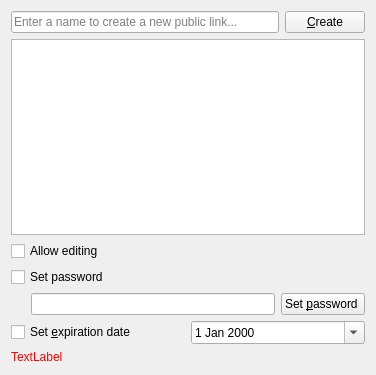
Before: the Qt Designer form src/gui/sharelinkwidget.ui in nextcloud/desktop, drawn with Qt 5.
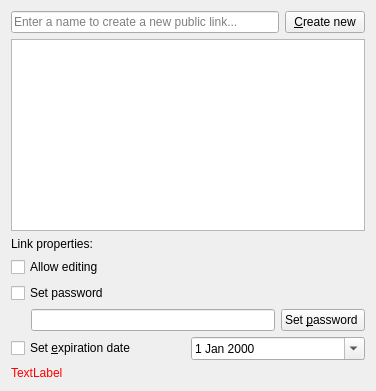
After: the same form once the commit is applied.

The edit to the form file:
```diff
--- a/src/gui/sharelinkwidget.ui
+++ b/src/gui/sharelinkwidget.ui
@@ -26,7 +26,7 @@
      <item>
       <widget class="QPushButton" name="createShareButton">
        <property name="text">
-        <string>&amp;Create</string>
+        <string>&amp;Create new</string>
        </property>
       </widget>
      </item>
@@ -81,7 +81,7 @@
       <property name="bottomMargin">
        <number>0</number>
       </property>
-      <item row="4" column="0">
+      <item row="7" column="0">
        <layout class="QHBoxLayout" name="horizontalLayout_expire">
         <property name="leftMargin">
          <number>0</number>
@@ -102,45 +102,7 @@
         </item>
        </layout>
       </item>
-      <item row="0" column="0">
-       <widget class="QWidget" name="widget_editing" native="true">
-        <layout class="QHBoxLayout" name="horizontalLayout_editing">
-         <property name="leftMargin">
-          <number>0</number>
-         </property>
-         <property name="topMargin">
-          <number>0</number>
-         </property>
-         <property name="rightMargin">
-          <number>0</number>
-         </property>
-         <property name="bottomMargin">
-          <number>0</number>
-         </property>
-         <item>
-          <widget class="QCheckBox" name="checkBox_editing">
-           <property name="text">
-            <string>Allow editing</string>
-           </property>
-          </widget>
-         </item>
-         <item>
-          <spacer name="horizontalSpacer">
-           <property name="orientation">
-            <enum>Qt::Horizontal</enum>
-           </property>
-           <property name="sizeHint" stdset="0">
-            <size>
-             <width>40</width>
-             <height>20</height>
-            </size>
-           </property>
-          </spacer>
-         </item>
-        </layout>
-       </widget>
-      </item>
-      <item row="2" column="0">
+      <item row="5" column="0">
        <layout class="QHBoxLayout" name="horizontalLayout">
         <property name="leftMargin">
          <number>20</number>
@@ -167,7 +129,7 @@
         </item>
        </layout>
       </item>
-      <item row="1" column="0">
+      <item row="4" column="0">
        <layout class="QHBoxLayout" name="horizontalLayout_password">
         <item>
          <widget class="QCheckBox" name="checkBox_password">
@@ -197,6 +159,51 @@
         </item>
        </layout>
       </item>
+      <item row="2" column="0">
+       <widget class="QLabel" name="label">
+        <property name="text">
+         <string>Link properties:</string>
+        </property>
+       </widget>
+      </item>
+      <item row="3" column="0">
+       <widget class="QWidget" name="widget_editing" native="true">
+        <layout class="QHBoxLayout" name="horizontalLayout_editing">
+         <property name="leftMargin">
+          <number>0</number>
+         </property>
+         <property name="topMargin">
+          <number>0</number>
+         </property>
+         <property name="rightMargin">
+          <number>0</number>
+         </property>
+         <property name="bottomMargin">
+          <number>0</number>
+         </property>
+         <item>
+          <widget class="QCheckBox" name="checkBox_editing">
+           <property name="text">
+            <string>Allow editing</string>
+           </property>
+          </widget>
+         </item>
+         <item>
+          <spacer name="horizontalSpacer">
+           <property name="orientation">
+            <enum>Qt::Horizontal</enum>
+           </property>
+           <property name="sizeHint" stdset="0">
+            <size>
+             <width>40</width>
+             <height>20</height>
+            </size>
+           </property>
+          </spacer>
+         </item>
+        </layout>
+       </widget>
+      </item>
      </layout>
     </widget>
    </item>
```
